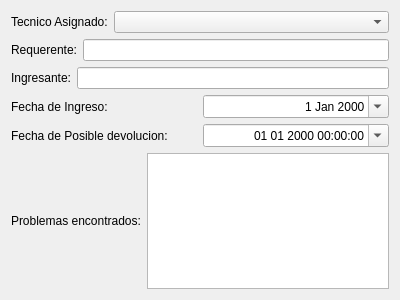
chungote/gestotux, file trunk/plugins/ordentrabajo/wizard/paginafinal.ui: the form before one commit.
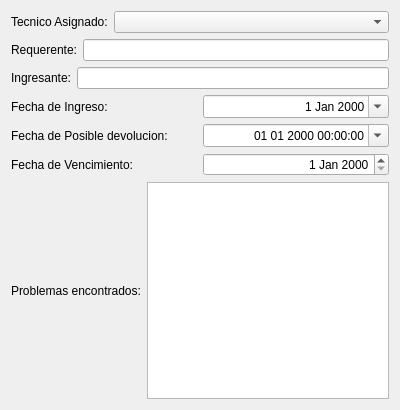
The form after the commit. Custom widgets are drawn as their Qt base class.

What changed in the file:
```diff
--- a/trunk/plugins/ordentrabajo/wizard/paginafinal.ui
+++ b/trunk/plugins/ordentrabajo/wizard/paginafinal.ui
@@ -7,7 +7,7 @@
     <x>0</x>
     <y>0</y>
     <width>400</width>
-    <height>300</height>
+    <height>410</height>
    </rect>
   </property>
   <property name="windowTitle">
@@ -108,6 +108,24 @@
      </item>
     </layout>
    </item>
+   <item>
+    <layout class="QHBoxLayout" name="horizontalLayout_7">
+     <item>
+      <widget class="QLabel" name="label_7">
+       <property name="text">
+        <string>Fecha de Vencimiento:</string>
+       </property>
+      </widget>
+     </item>
+     <item>
+      <widget class="QDateEdit" name="DEVencimiento">
+       <property name="alignment">
+        <set>Qt::AlignRight|Qt::AlignTrailing|Qt::AlignVCenter</set>
+       </property>
+      </widget>
+     </item>
+    </layout>
+   </item>
    <item>
     <layout class="QHBoxLayout" name="horizontalLayout_6">
      <item>
```
